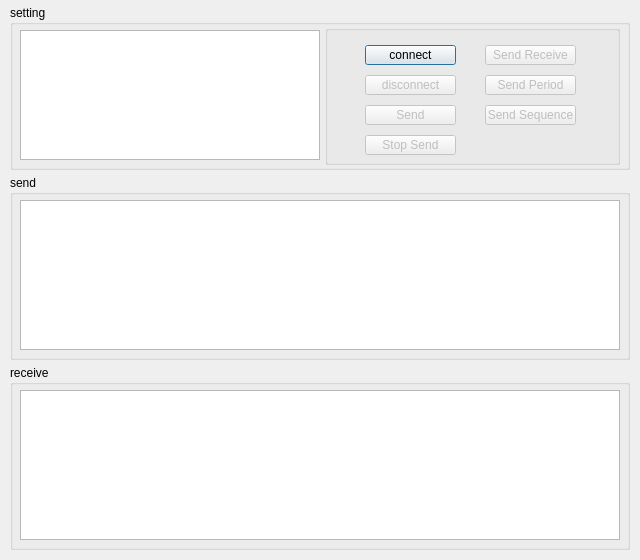
Before: the Qt Designer form ui/networkassistwindow.ui in ctrlfrmb/fkcap, drawn with Qt 5.
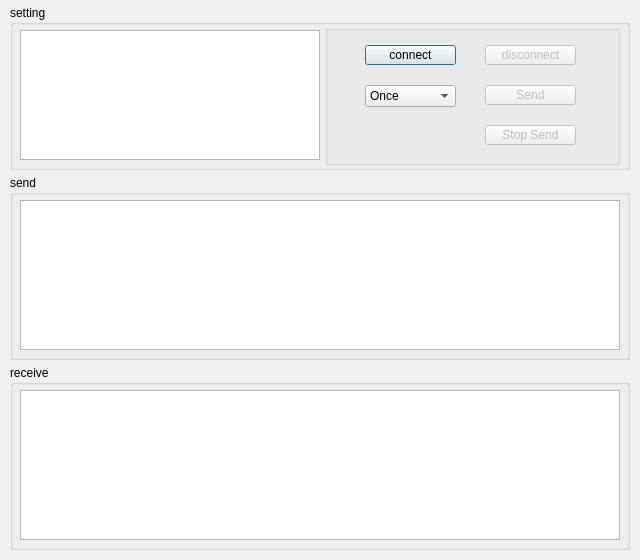
After: the same form once the commit is applied. Icons and pictures are not drawn.

```diff
--- a/ui/networkassistwindow.ui
+++ b/ui/networkassistwindow.ui
@@ -106,54 +106,6 @@
      </property>
      <property name="geometry">
       <rect>
-       <x>40</x>
-       <y>50</y>
-       <width>91</width>
-       <height>20</height>
-      </rect>
-     </property>
-     <property name="text">
-      <string>disconnect</string>
-     </property>
-    </widget>
-    <widget class="QPushButton" name="buttonSendPeriod">
-     <property name="enabled">
-      <bool>false</bool>
-     </property>
-     <property name="geometry">
-      <rect>
-       <x>160</x>
-       <y>50</y>
-       <width>91</width>
-       <height>20</height>
-      </rect>
-     </property>
-     <property name="text">
-      <string>Send Period</string>
-     </property>
-    </widget>
-    <widget class="QPushButton" name="buttonSendSequence">
-     <property name="enabled">
-      <bool>false</bool>
-     </property>
-     <property name="geometry">
-      <rect>
-       <x>160</x>
-       <y>80</y>
-       <width>91</width>
-       <height>20</height>
-      </rect>
-     </property>
-     <property name="text">
-      <string>Send Sequence</string>
-     </property>
-    </widget>
-    <widget class="QPushButton" name="buttonSendReceive">
-     <property name="enabled">
-      <bool>false</bool>
-     </property>
-     <property name="geometry">
-      <rect>
        <x>160</x>
        <y>20</y>
        <width>91</width>
@@ -161,7 +113,7 @@
       </rect>
      </property>
      <property name="text">
-      <string>Send Receive</string>
+      <string>disconnect</string>
      </property>
     </widget>
     <widget class="QPushButton" name="buttonSend">
@@ -170,8 +122,8 @@
      </property>
      <property name="geometry">
       <rect>
-       <x>40</x>
-       <y>80</y>
+       <x>160</x>
+       <y>60</y>
        <width>91</width>
        <height>20</height>
       </rect>
@@ -186,8 +138,8 @@
      </property>
      <property name="geometry">
       <rect>
-       <x>40</x>
-       <y>110</y>
+       <x>160</x>
+       <y>100</y>
        <width>91</width>
        <height>20</height>
       </rect>
@@ -196,6 +148,48 @@
       <string>Stop Send</string>
      </property>
     </widget>
+    <widget class="QComboBox" name="comboBox">
+     <property name="enabled">
+      <bool>true</bool>
+     </property>
+     <property name="geometry">
+      <rect>
+       <x>40</x>
+       <y>60</y>
+       <width>91</width>
+       <height>22</height>
+      </rect>
+     </property>
+     <property name="editable">
+      <bool>false</bool>
+     </property>
+     <property name="currentText">
+      <string>Once</string>
+     </property>
+     <property name="currentIndex">
+      <number>0</number>
+     </property>
+     <item>
+      <property name="text">
+       <string>Once</string>
+      </property>
+     </item>
+     <item>
+      <property name="text">
+       <string>Send&amp;Receive</string>
+      </property>
+     </item>
+     <item>
+      <property name="text">
+       <string>Cycle</string>
+      </property>
+     </item>
+     <item>
+      <property name="text">
+       <string>Sequence</string>
+      </property>
+     </item>
+    </widget>
    </widget>
    <widget class="QListWidget" name="listSetting">
     <property name="geometry">
```
